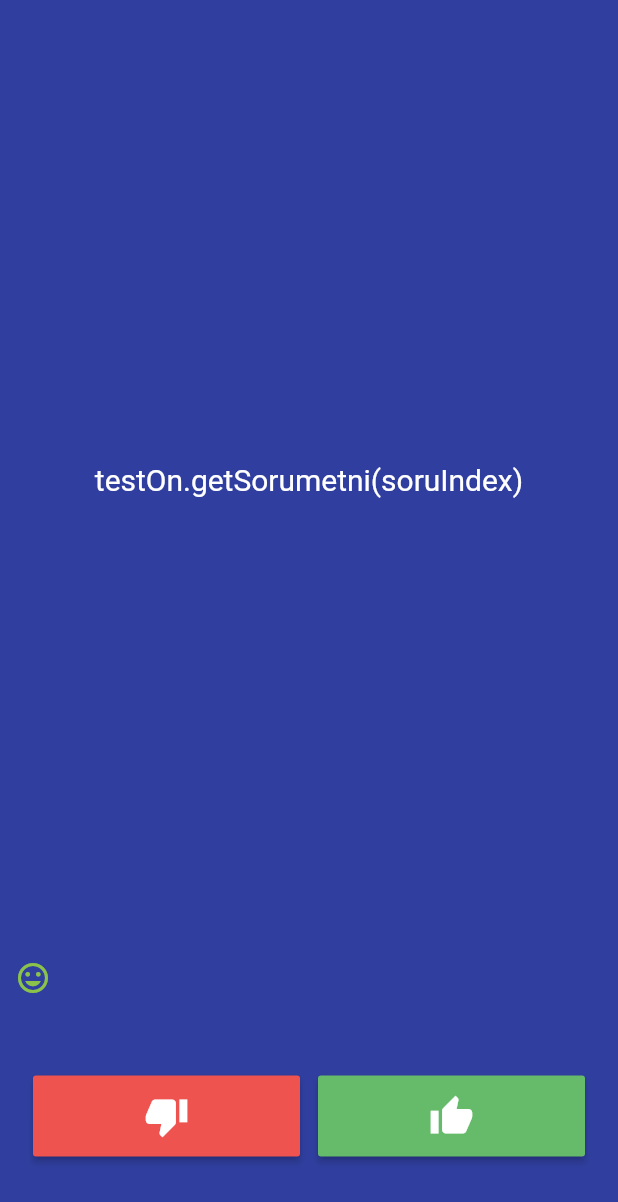
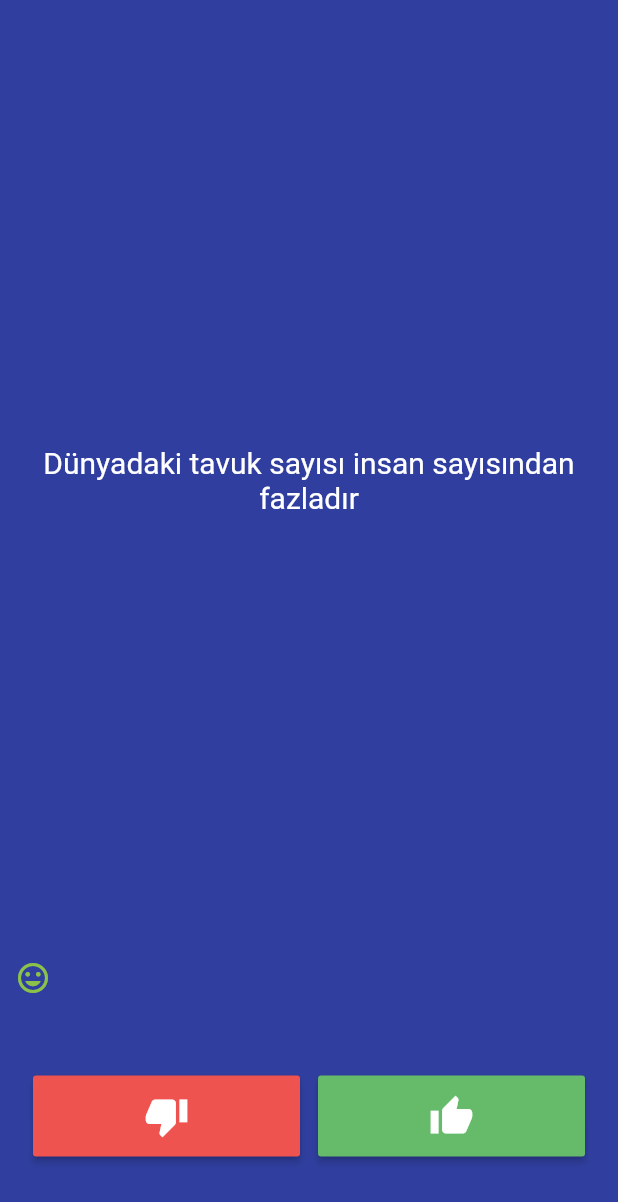
Before and after one commit to kadecode/Bilgi-Yar-mas-, a Flutter app: the screen it shows after launch, after a tap on the "thumb down" icon, on a phone screen of 412 x 824 dp. Shown: the top 1202 px of the screen. Run offline on Flutter 3.47's test engine with Material 2 defaults, Android fonts, the phone set to English and light mode, and no system bars.

Commit message:
Flutter denemeler

```diff
--- a/lib/main.dart
+++ b/lib/main.dart
@@ -32,21 +32,59 @@ class _SoruSayfasiState extends State<SoruSayfasi> {
 
   TestVeriler testOn = TestVeriler();
 
+  void sorular() {
+    testOn.getSorumetni();
+  }
+
+  void buttomFucsion(bool secilenBtn) {
+    if (testOn.sonSoruIndex() == true) {
+      showDialog(
+        context: context,
+        builder: (BuildContext context) {
+          return AlertDialog(
+            backgroundColor: Colors.white60,
+            title: const Text('Test Bitti !'),
+            content: const Text('Sorular bitti tekrar başlatmak için '),
+            actions: <Widget>[
+              TextButton(
+                child: const Text('Evet'),
+                onPressed: () async {
+                  Navigator.of(context).pop();
+                  setState(() {
+                    secimler = [];
+                    testOn.testiSifirla();
+                  });
+                },
+              )
+            ],
+          );
+        },
+      );
+    } else {
+      setState(() {
+        testOn.getSoruYanitlari() == secilenBtn
+            ? secimler.add(kDogru)
+            : secimler.add(kYanlis);
+        testOn.soruBankIndex();
+      });
+    }
+  }
+
   @override
   Widget build(BuildContext context) {
     return Column(
       mainAxisAlignment: MainAxisAlignment.spaceBetween,
       crossAxisAlignment: CrossAxisAlignment.stretch,
       children: <Widget>[
-        const Expanded(
+        Expanded(
           flex: 4,
           child: Padding(
-            padding: EdgeInsets.all(10.0),
+            padding: const EdgeInsets.all(10.0),
             child: Center(
               child: Text(
-                'testOn.getSorumetni(soruIndex)',
+                testOn.getSorumetni().toString(),
                 textAlign: TextAlign.center,
-                style: TextStyle(
+                style: const TextStyle(
                   fontSize: 20.0,
                   color: Colors.white,
                 ),
@@ -77,12 +115,7 @@ class _SoruSayfasiState extends State<SoruSayfasi> {
                         size: 30.0,
                       ),
                       onPressed: () {
-                        setState(() {
-                          testOn.getSoruYanitlari() == false
-                              ? secimler.add(kDogru)
-                              : secimler.add(kYanlis);
-                          testOn.soruBankIndex();
-                        });
+                        buttomFucsion(false);
                       },
                     ),
                   ),
@@ -96,12 +129,7 @@ class _SoruSayfasiState extends State<SoruSayfasi> {
                       color: Colors.green[400],
                       child: const Icon(Icons.thumb_up, size: 30.0),
                       onPressed: () {
-                        setState(() {
-                          testOn.getSoruYanitlari() == true
-                              ? secimler.add(kDogru)
-                              : secimler.add(kYanlis);
-                          testOn.soruBankIndex();
-                        });
+                        buttomFucsion(true);
                       },
                     ),
                   ),
--- a/lib/test_veriler.dart
+++ b/lib/test_veriler.dart
@@ -32,4 +32,16 @@ class TestVeriler {
       _soruIndex++;
     }
   }
+
+  bool sonSoruIndex() {
+    if (_soruIndex + 1 >= _soruBankasi.length) {
+      return true;
+    } else {
+      return false;
+    }
+  }
+
+  void testiSifirla() {
+    _soruIndex = 0;
+  }
 }
```
Also changed, not shown: pubspec.lock.
